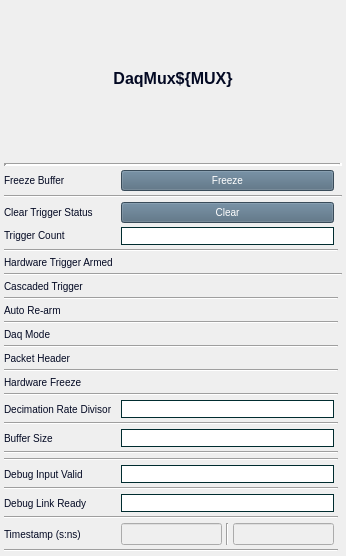
cristinasewell/ATCA_PyDM_Screens, file daqMuxV2.ui: the form before one commit.
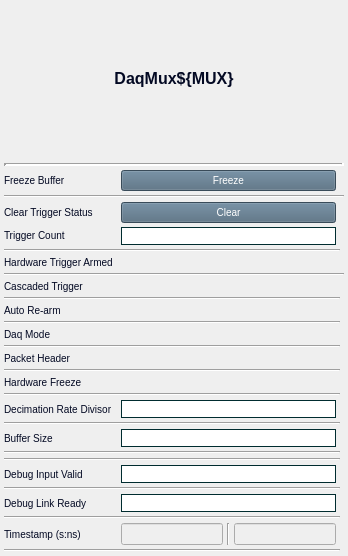
The form after the commit. Custom widgets are drawn as their Qt base class.

Commit message: FIX - moved channel buttons only for the single view

The edit to the form file:
```diff
--- a/daqMuxV2.ui
+++ b/daqMuxV2.ui
@@ -6,7 +6,7 @@
    <rect>
     <x>0</x>
     <y>0</y>
-    <width>346</width>
+    <width>348</width>
     <height>556</height>
    </rect>
   </property>
```
Left out of the diff: 15 changed lines with no effect on the pictures. The commit also changes 1 other file.
